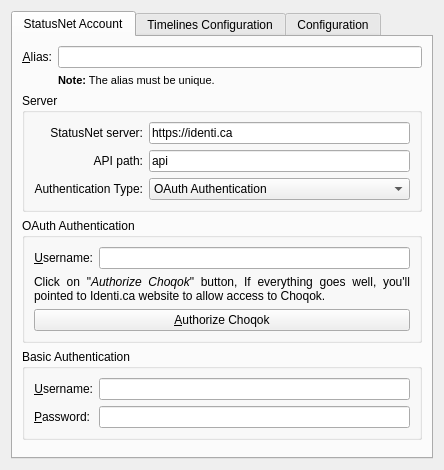
KDE/choqok, file microblogs/laconica/laconicaeditaccount_base.ui: the form before one commit.
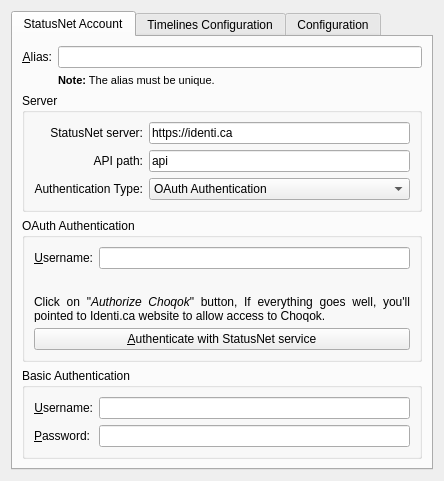
The form after the commit. Custom widgets are drawn as their Qt base class.

Commit message: GUI for oauth made more user friendly

```diff
--- a/microblogs/laconica/laconicaeditaccount_base.ui
+++ b/microblogs/laconica/laconicaeditaccount_base.ui
@@ -7,7 +7,7 @@
     <x>0</x>
     <y>0</y>
     <width>444</width>
-    <height>470</height>
+    <height>481</height>
    </rect>
   </property>
   <layout class="QGridLayout" name="gridLayout_2">
@@ -174,6 +174,27 @@
             </item>
            </layout>
           </item>
+          <item>
+           <layout class="QHBoxLayout" name="horizontalLayout_3">
+            <item>
+             <widget class="KLed" name="kcfg_authenticateLed">
+              <property name="sizePolicy">
+               <sizepolicy hsizetype="Maximum" vsizetype="Preferred">
+                <horstretch>0</horstretch>
+                <verstretch>0</verstretch>
+               </sizepolicy>
+              </property>
+             </widget>
+            </item>
+            <item>
+             <widget class="QLabel" name="kcfg_authenticateStatus">
+              <property name="text">
+               <string/>
+              </property>
+             </widget>
+            </item>
+           </layout>
+          </item>
           <item>
            <widget class="QLabel" name="label_5">
             <property name="text">
@@ -194,7 +215,7 @@
              <string>Verify Credentials</string>
             </property>
             <property name="text">
-             <string>&amp;Authorize Choqok</string>
+             <string>&amp;Authenticate with StatusNet service</string>
             </property>
            </widget>
           </item>
@@ -348,6 +369,11 @@
   </layout>
  </widget>
  <customwidgets>
+  <customwidget>
+   <class>KLed</class>
+   <extends>QWidget</extends>
+   <header>kled.h</header>
+  </customwidget>
   <customwidget>
    <class>KPushButton</class>
    <extends>QPushButton</extends>
```
The commit also changes 2 other files.
